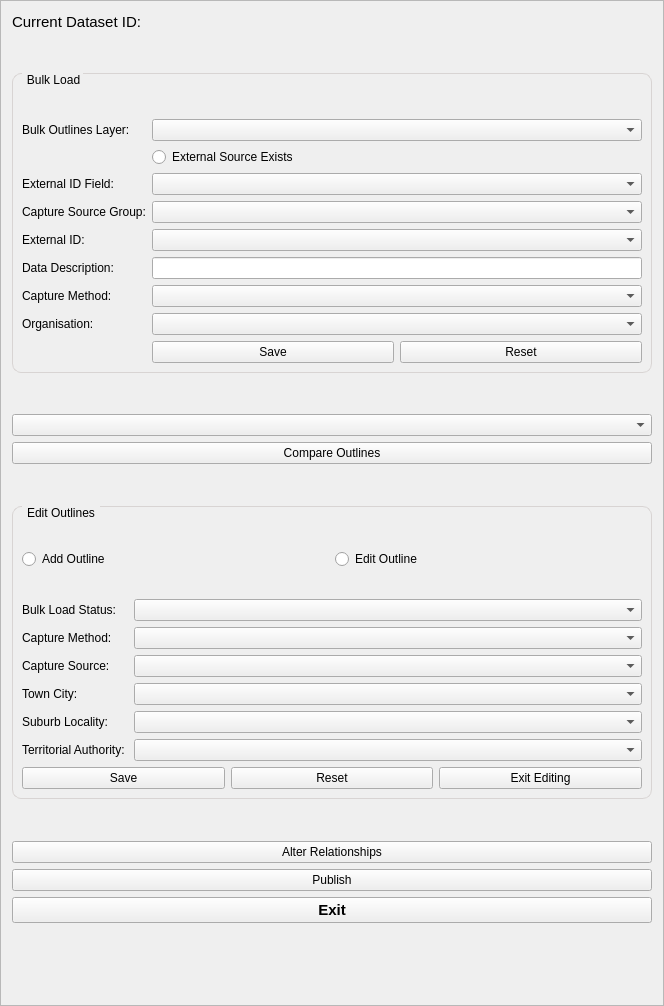
The window that buildings/gui/bulk_load.ui (linz/nz-buildings) describes before a commit, drawn with Qt 5.
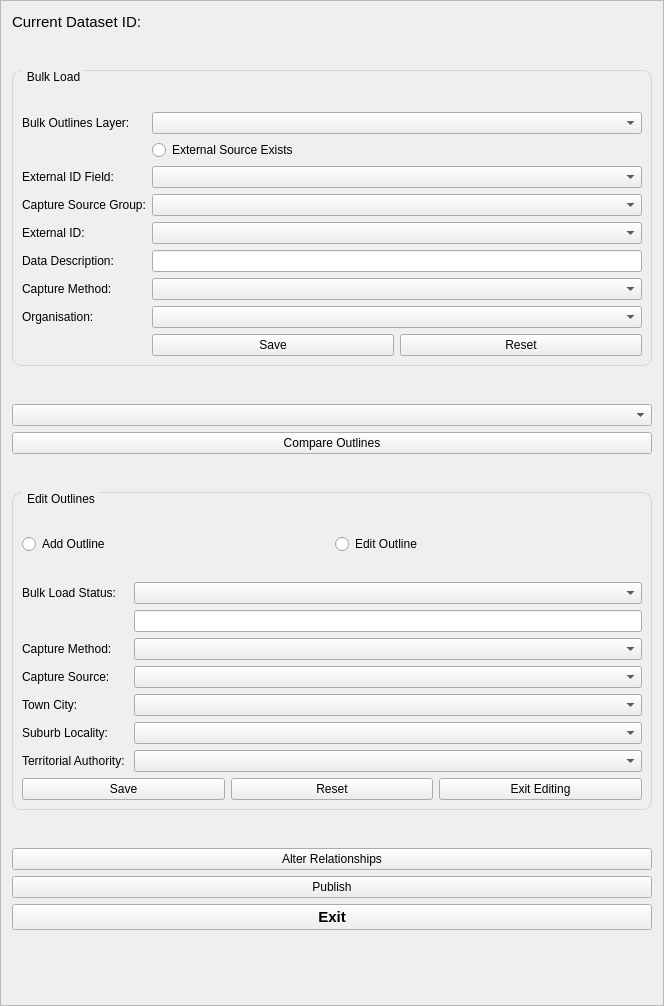
The same window after the commit. Custom widgets are drawn as their Qt base class.

Commit message: add qLineEdit for "reason for deletion"

Patch:
```diff
--- a/buildings/gui/bulk_load.ui
+++ b/buildings/gui/bulk_load.ui
@@ -318,57 +318,57 @@
       <item row="3" column="1">
        <widget class="QComboBox" name="cmb_status"/>
       </item>
-      <item row="4" column="0">
+      <item row="7" column="0">
        <widget class="QLabel" name="lb_capture_method_2">
         <property name="text">
          <string>Capture Method:</string>
         </property>
        </widget>
       </item>
-      <item row="4" column="1">
+      <item row="7" column="1">
        <widget class="QComboBox" name="cmb_capture_method_2"/>
       </item>
-      <item row="5" column="0">
+      <item row="8" column="0">
        <widget class="QLabel" name="lb_capture_source">
         <property name="text">
          <string>Capture Source:</string>
         </property>
        </widget>
       </item>
-      <item row="5" column="1">
+      <item row="8" column="1">
        <widget class="QComboBox" name="cmb_capture_source"/>
       </item>
-      <item row="6" column="0">
+      <item row="9" column="0">
        <widget class="QLabel" name="lb_town">
         <property name="text">
          <string>Town City:</string>
         </property>
        </widget>
       </item>
-      <item row="6" column="1">
+      <item row="9" column="1">
        <widget class="QComboBox" name="cmb_town"/>
       </item>
-      <item row="7" column="0">
+      <item row="10" column="0">
        <widget class="QLabel" name="lb_suburb">
         <property name="text">
          <string>Suburb Locality:</string>
         </property>
        </widget>
       </item>
-      <item row="7" column="1">
+      <item row="10" column="1">
        <widget class="QComboBox" name="cmb_suburb"/>
       </item>
-      <item row="8" column="0">
+      <item row="11" column="0">
        <widget class="QLabel" name="lb_ta">
         <property name="text">
          <string>Territorial Authority: </string>
         </property>
        </widget>
       </item>
-      <item row="8" column="1">
+      <item row="11" column="1">
        <widget class="QComboBox" name="cmb_ta"/>
       </item>
-      <item row="9" column="0" colspan="2">
+      <item row="12" column="0" colspan="2">
        <layout class="QHBoxLayout" name="hzly_4">
         <item>
          <widget class="QPushButton" name="btn_edit_save">
@@ -434,6 +434,9 @@
         </property>
        </spacer>
       </item>
+      <item row="5" column="1">
+       <widget class="QLineEdit" name="le_deletion_reason"/>
+      </item>
      </layout>
      <zorder>cmb_status</zorder>
      <zorder>lb_bulk_load_status</zorder>
```
Left out of the diff: 1 changed line with no effect on the pictures. The commit also changes 2 other files.
